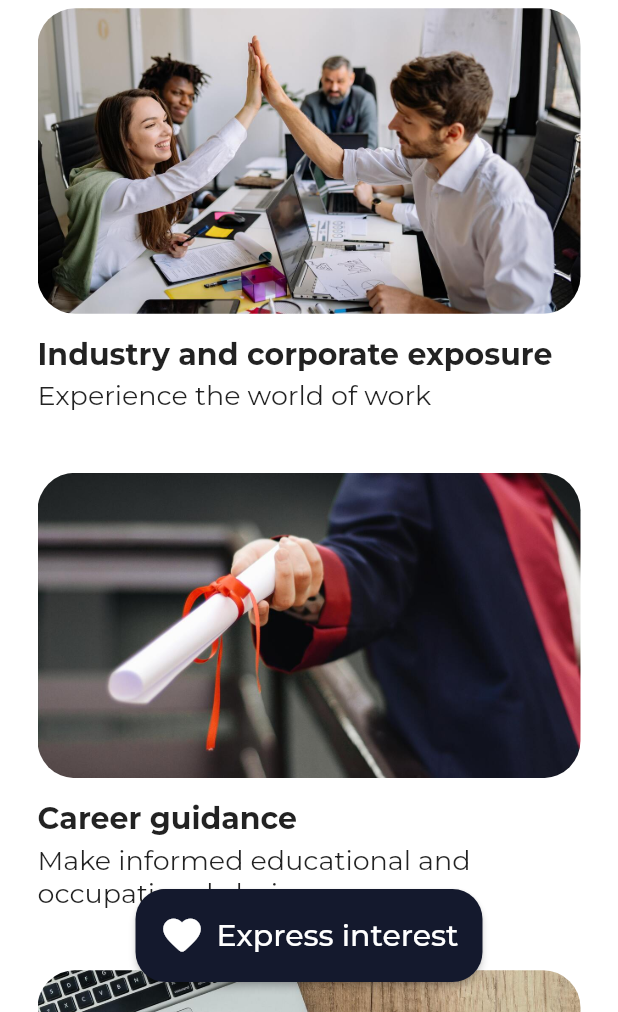
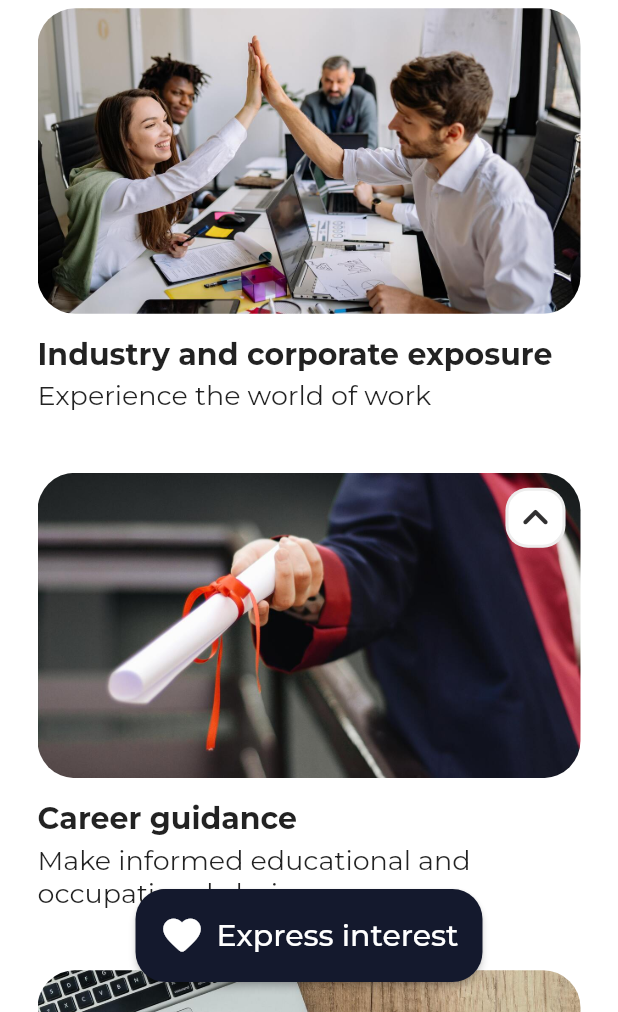
Before and after one commit to Ad12hya/HACKATHON-2022-KAPA-ADITHYA-SUBRAMANI-R, a Flutter app: the screen it shows after launch, scrolled down 1152 dp, on a phone screen of 412 x 824 dp, the part 224-1236 px from its top. Run offline on Flutter 3.47's test engine with Material 2 defaults, Android fonts, the phone set to English and light mode, and no system bars; our stand-ins replace shared_preferences.

Commit message:
add transitions

```diff
--- a/lib/data/ccpc_features.dart
+++ b/lib/data/ccpc_features.dart
@@ -4,7 +4,24 @@ const ccpcFeatures = [
     "image": "assets/images/benefits/internship.jpg",
     "moreInfo": true,
     "shortDescription": "Equip yourself with new skills and opportunities",
-    "longDescription": """hello""",
+    "longDescription":
+        """This is an online internship. This internship will last for 2 months. The students don't have to pay any fees for this internship.
+
+    This is guaranteed internship for all the students in the age group of 17-24 years who aspire for IT career. There will be no interviews or aptitude test required for participating in this internship.
+
+    You can choose to do an internship in any of the 16 technologies that we offer.
+
+    To keep the internship focused and reduce the stress to the students we allow working on only one technology at a time.
+
+    There will be some basic training that you may refer to deliver a complete project. The duration of the training is one-two weeks. There will be trainings and project documentation templates that will be provided.
+
+    During the internship, you have to deliver a real-world project along with project documentation.
+
+    There will be appropriate instructions provided to deliver the task, there won't be any handholding. This is to enable you to operate in an industry standard environment.
+
+    The interns who have successfully submitted the project, get an experience certificate. The interns who have performed exceptionally well and have delivered high-quality deliverables are provided with 'letter of appreciation' as well and are facilitated in the 'Internship Program Success Conclave'.
+
+Since Cloud Counselage is taking lot of efforts to help students become job-ready, we expect students to reciprocate to this initiative. The students are not benefited if they leave the internship incomplete. In case the students cannot complete the internship due to genuine reasons, they may enrol for the internship in the next academic year""",
   },
   {
     "title": "Webinars, seminars and workshops by experts",
@@ -12,7 +29,13 @@ const ccpcFeatures = [
     "moreInfo": true,
     "shortDescription": "Presentations and discussions led by experts",
     "longDescription":
-        """Cloud conselage conducts seminars lorem lreom seminars lorem lreom seminars lorem lreom seminars lorem lreom seminars lorem lreom seminars lorem lreom seminars lorem lreom seminars lorem lreom seminars lorem lreom seminars lorem lreom seminars lorem lreom seminars lorem lreom seminars lorem lreom seminars lorem lreomlreom seminars lorem lreom seminars lorem lreom seminars lorem lreom seminars lorem lreom seminars lorem lreom seminars lorem lreom seminars lorem lreom seminars lorem lreomlreom seminars lorem lreom seminars lorem lreom seminars lorem lreom seminars lorem lreom seminars lorem lreom seminars lorem lreom seminars lorem lreom seminars lorem lreomlreom seminars lorem lreom seminars lorem lreom seminars lorem lreom seminars lorem lreom seminars lorem lreom seminars lorem lreom seminars lorem lreom seminars lorem lreom""",
+        """The Workshops will be conducted to provide industry exposure on the latest technologies and develop the competencies/ professional skills for becoming job ready. These workshops will be delivered by the industry experts and would cover the importance of the technology/ skill, industry use cases, demo of a tool, career guidance and interaction with the experts.
+
+These workshops will be conducted online.
+
+These workshops are conducted every fortnight and since there would be live interaction with the industry experts, they are conducted at a fixed time. You may however, see the recorded events as per your convenience.
+
+As we are working with the student community to support them in their professional development, all the activities under CCPC are offered at no cost to students.""",
   },
   {
     "title": "Access to our corporate systems",
@@ -29,8 +52,14 @@ const ccpcFeatures = [
   {
     "title": "Career guidance",
     "image": "assets/images/benefits/careerGuidance.jpg",
-    "moreInfo": false,
+    "moreInfo": true,
     "shortDescription": "Make informed educational and occupational choices.",
+    "longDescription":
+        """Cloud Counselage conducts various webinars/ workshops every moth to help you get industry
+exposure about the technologies and develop professional skills. These workshops will help you to make career choices.
+Along with the webinar/ workshops, all the activities of CCPC will focus to build your career readiness
+competencies (as stated by NACE). WE will also be recommending tools, process and guidelines to
+develop your competencies. All these activities will help you to choose your career.""",
   },
   {
     "title": "CV building assistance",
--- a/lib/widgets/feature_item.dart
+++ b/lib/widgets/feature_item.dart
@@ -20,7 +20,9 @@ class FeatureItem extends StatelessWidget {
         Stack(children: [
           ClipRRect(
               borderRadius: BorderRadius.circular(25),
-              child: Image.asset(itemData["image"])),
+              child: Hero(
+                  tag: itemData['image'],
+                  child: Image.asset(itemData["image"]))),
           itemData["moreInfo"]
               ? Positioned(
                   top: 10,
@@ -33,7 +35,7 @@ class FeatureItem extends StatelessWidget {
                     child: BoxIcon(
                       padding: const EdgeInsets.all(0),
                       child: Icon(
-                        Icons.more_horiz_rounded,
+                        Icons.keyboard_arrow_up_rounded,
                         color: isDarkMode ? colorWhite : colorBlack,
                         size: 35,
                       ),
```
Also changed, not shown: lib/screens/detail_page.dart (+26 -21 lines).
